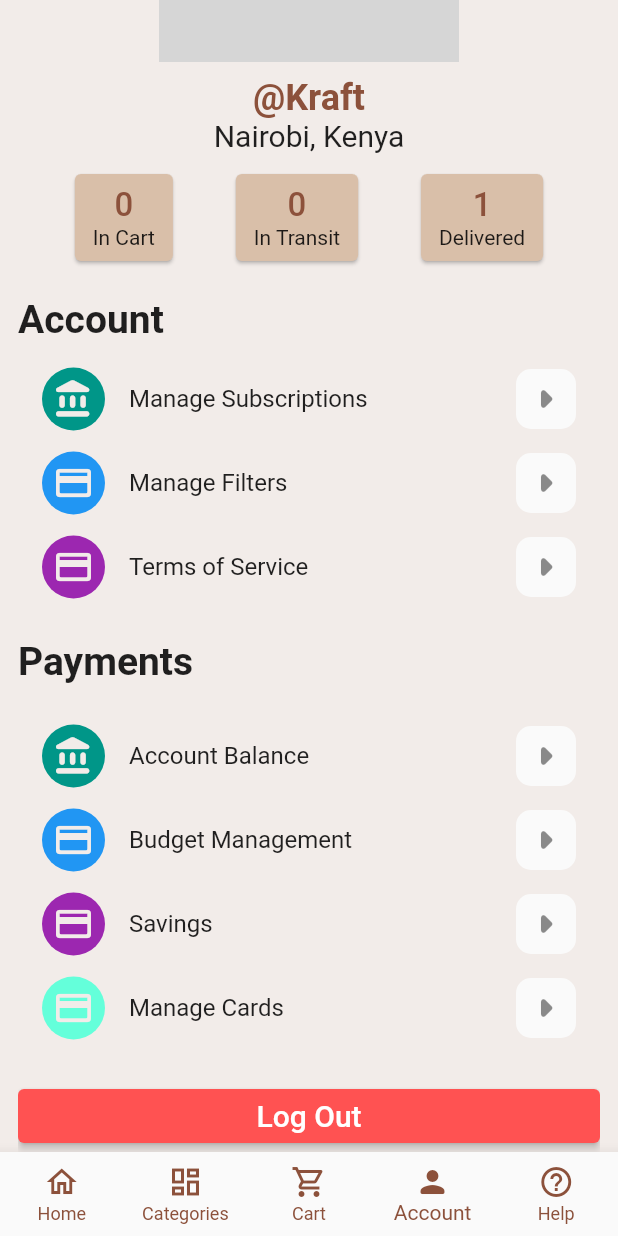
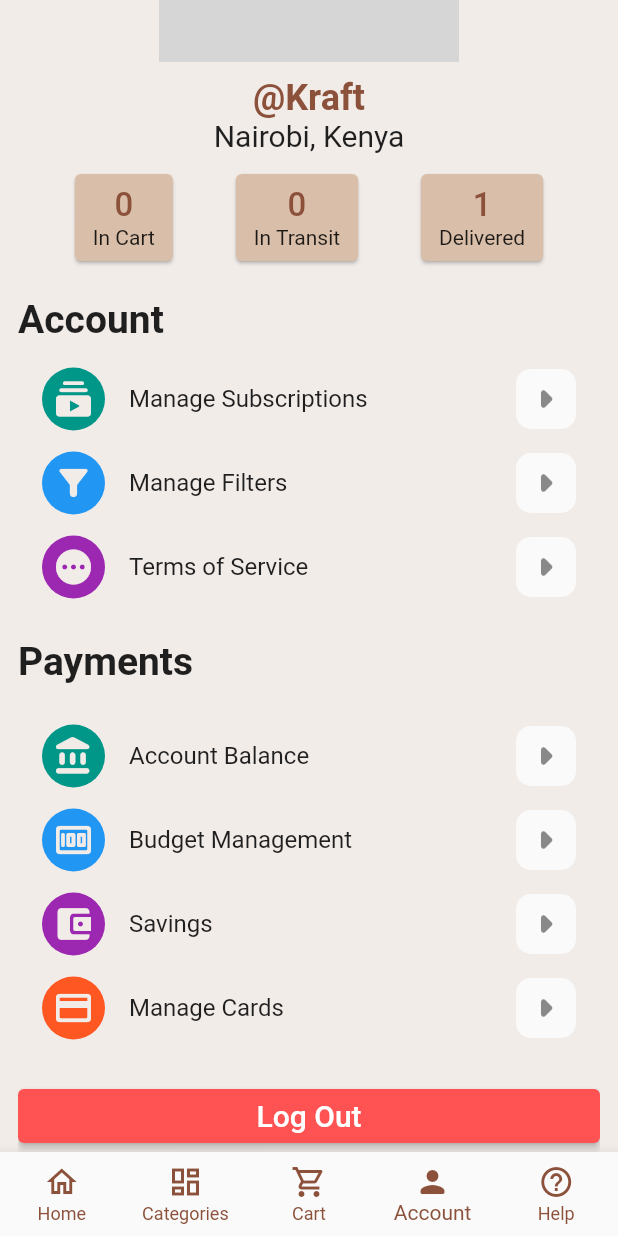
Before and after one commit to RobertoPotato/furniture-shop, a Flutter app: the screen it shows after launch, item 4 of the bottom bar chosen, scrolled down 249 dp, on a phone screen of 412 x 824 dp. Run offline on Flutter 3.47's test engine with Material 2 defaults, Android fonts, the phone set to English and light mode, and no system bars; our stand-ins replace flutter_rating_bar, flutter_slidable, get, getwidget; grey boxes are pictures that could not be loaded.

Commit message:
UI updates

```diff
--- a/lib/screens/account_page.dart
+++ b/lib/screens/account_page.dart
@@ -121,17 +121,17 @@ Widget buildAccountPage() {
               child: Column(
                 children: [
                   ExtraActions(
-                    leadingIcon: Icons.account_balance_rounded,
+                    leadingIcon: Icons.subscriptions_rounded,
                     title: "Manage Subscriptions",
                     leadingIconColor: Colors.teal,
                   ),
                   ExtraActions(
-                    leadingIcon: Icons.credit_card_rounded,
+                    leadingIcon: Icons.filter_alt_rounded,
                     title: "Manage Filters",
                     leadingIconColor: Colors.blue,
                   ),
                   ExtraActions(
-                    leadingIcon: Icons.credit_card_rounded,
+                    leadingIcon: Icons.pending_rounded,
                     title: "Terms of Service",
                     leadingIconColor: Colors.purple,
                   ),
@@ -155,19 +155,19 @@ Widget buildAccountPage() {
                     leadingIconColor: Colors.teal,
                   ),
                   ExtraActions(
-                    leadingIcon: Icons.credit_card_rounded,
+                    leadingIcon: Icons.money_rounded,
                     title: "Budget Management",
                     leadingIconColor: Colors.blue,
                   ),
                   ExtraActions(
-                    leadingIcon: Icons.credit_card_rounded,
+                    leadingIcon: Icons.account_balance_wallet_rounded,
                     title: "Savings",
                     leadingIconColor: Colors.purple,
                   ),
                   ExtraActions(
                     leadingIcon: Icons.credit_card_rounded,
                     title: "Manage Cards",
-                    leadingIconColor: Colors.tealAccent,
+                    leadingIconColor: Colors.deepOrange,
                   ),
                 ],
               ),
--- a/lib/screens/work_credits_page.dart
+++ b/lib/screens/work_credits_page.dart
@@ -26,6 +26,7 @@ class CreditsPage extends StatelessWidget {
   Widget build(BuildContext context) {
     return SafeArea(
       child: Scaffold(
+        backgroundColor: kColBackGround,
         body: Padding(
           padding: const EdgeInsets.symmetric(horizontal: 12.0),
           child: SingleChildScrollView(
```
